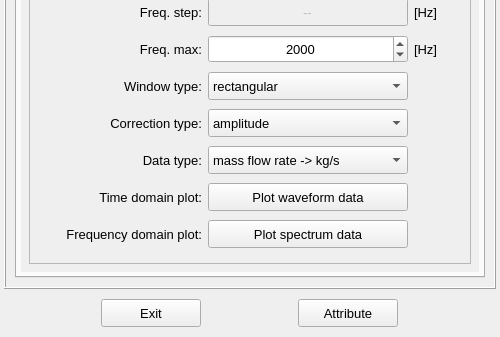
This is vibra/interface/data/ui_files/model/setup/acoustic/compressor_excitation_waveform_inputs.ui in MOPT-UFSC/VIBRA as Qt 5 draws it before an edit; both pictures show x 0 to 500 and y 399 to 736 of the 500 by 736 pixel window. The edited form follows.
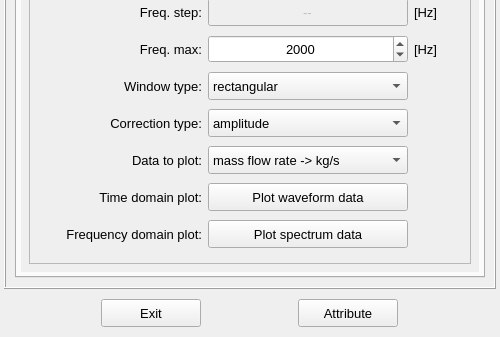
This is the edited form. The open tabs and pages were chosen to show the change. Icons and pictures are not drawn.

The edit to the form file:
```diff
--- a/vibra/interface/data/ui_files/model/setup/acoustic/compressor_excitation_waveform_inputs.ui
+++ b/vibra/interface/data/ui_files/model/setup/acoustic/compressor_excitation_waveform_inputs.ui
@@ -1376,7 +1376,7 @@
                        </size>
                       </property>
                       <property name="text">
-                       <string>Data type:</string>
+                       <string>Data to plot:</string>
                       </property>
                       <property name="alignment">
                        <set>Qt::AlignRight|Qt::AlignTrailing|Qt::AlignVCenter</set>
```
